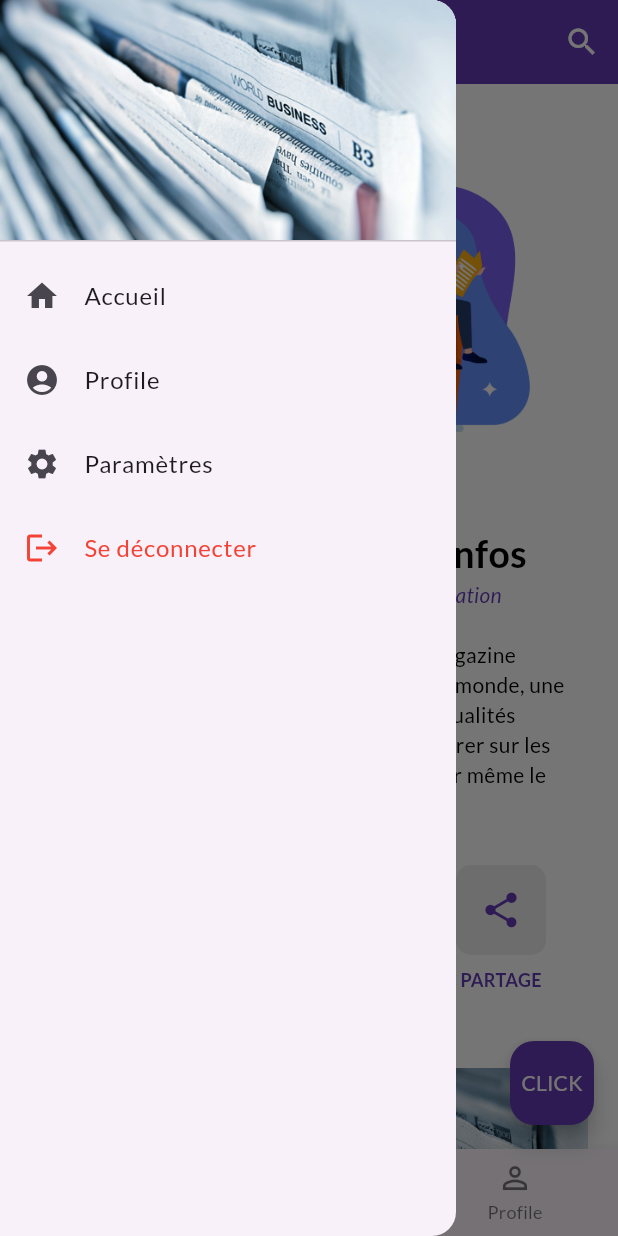
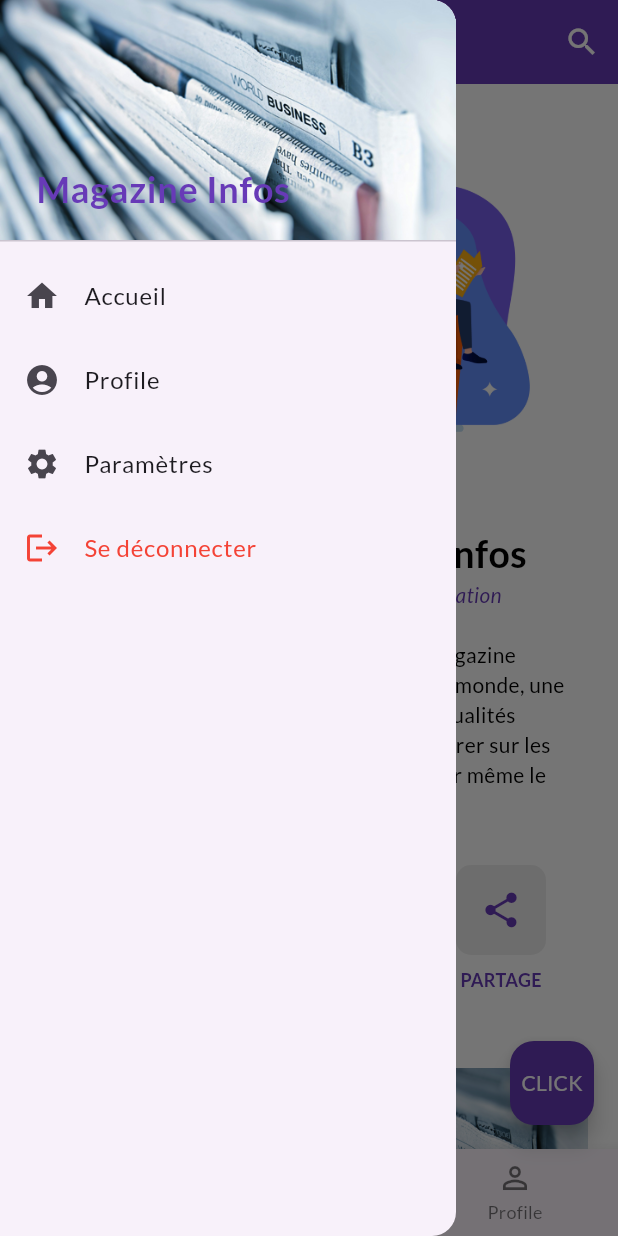
Before and after one commit to Paridel/ActiviteSemaine4, a Flutter app: the screen it shows after launch, with the side drawer open, on a phone screen of 412 x 824 dp. Run offline on Flutter 3.47's test engine with Material 3 defaults, Android fonts, the phone set to English and light mode, and no system bars; our stand-ins replace share_plus.

Commit message:
Update 21/08/2025 14h06

```diff
--- a/lib/main.dart
+++ b/lib/main.dart
@@ -77,9 +77,9 @@ class PageAccueil extends StatelessWidget {
                     bottom: 8.0,
                     left: 8.0,
                     child: Text(
-                      '',
+                      'Magazine Infos',
                       style: TextStyle(
-                        color: Colors.white,
+                        color: Colors.deepPurple,
                         fontSize: 24,
                         fontWeight: FontWeight.bold,
                       ),
```
